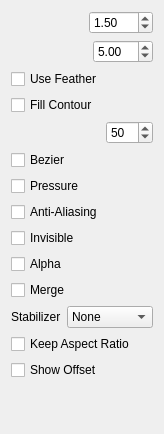
The window that app/ui/tooloptions.ui (pencil2d/pencil) describes before a commit, drawn with Qt 5.
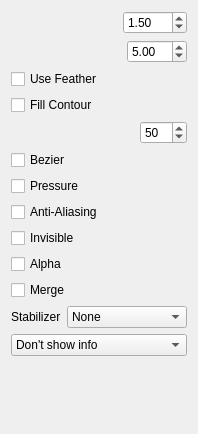
The same window after the commit. Custom widgets are drawn as their Qt base class.

Commit message: Integrating showInfo fo selection. WIP.

Diff of the .ui file:
```diff
--- a/app/ui/tooloptions.ui
+++ b/app/ui/tooloptions.ui
@@ -6,7 +6,7 @@
    <rect>
     <x>0</x>
     <y>0</y>
-    <width>164</width>
+    <width>198</width>
     <height>434</height>
    </rect>
   </property>
@@ -215,17 +215,25 @@
     </layout>
    </item>
    <item>
-    <widget class="QCheckBox" name="aspectRatioBox">
+    <widget class="QComboBox" name="showInfoBox">
+     <property name="toolTip">
+      <string>Info on size and move relative to start/last position</string>
+     </property>
+     <item>
      <property name="text">
-      <string>Keep Aspect Ratio</string>
-     </property>
-    </widget>
+       <string extracomment="Don't show size and move info">Don't show info</string>
+      </property>
    </item>
    <item>
-    <widget class="QCheckBox" name="showOffsetBox">
      <property name="text">
-      <string>Show Offset</string>
-     </property>
+       <string extracomment="Position relative to start position">Show (start position)</string>
+      </property>
+     </item>
+     <item>
+      <property name="text">
+       <string extracomment="Position relative to last position">Show (last position)</string>
+      </property>
+     </item>
     </widget>
    </item>
    <item>
```
Lines whose indentation alone changed are shown as unchanged. The commit also changes 12 other files.
